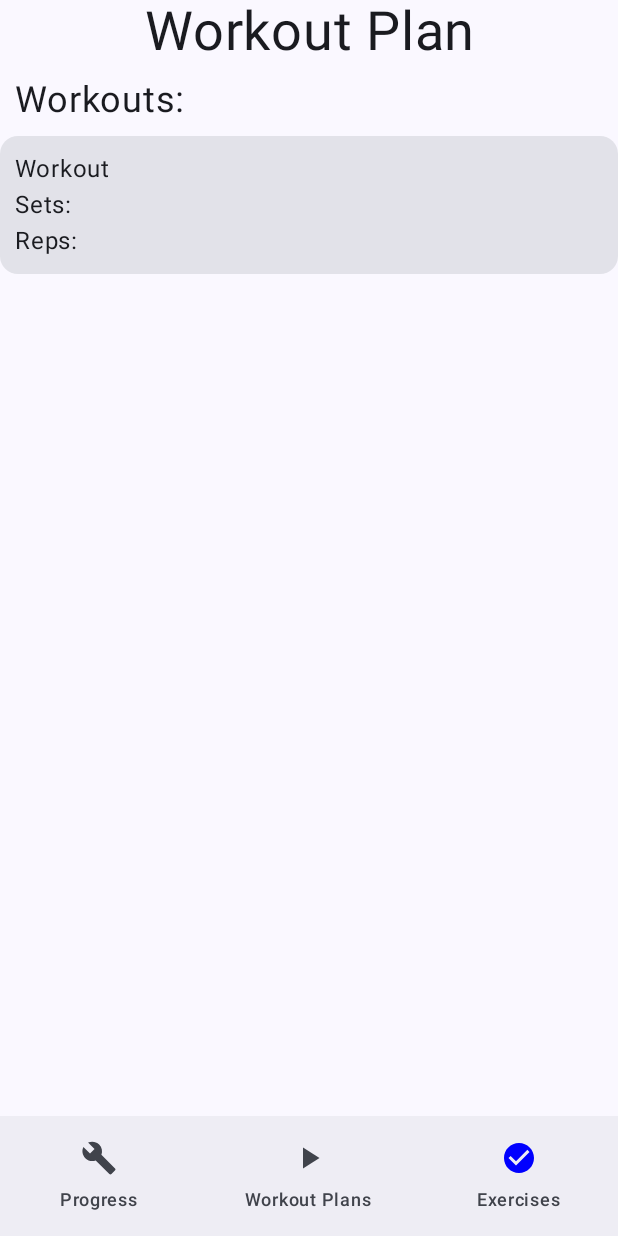
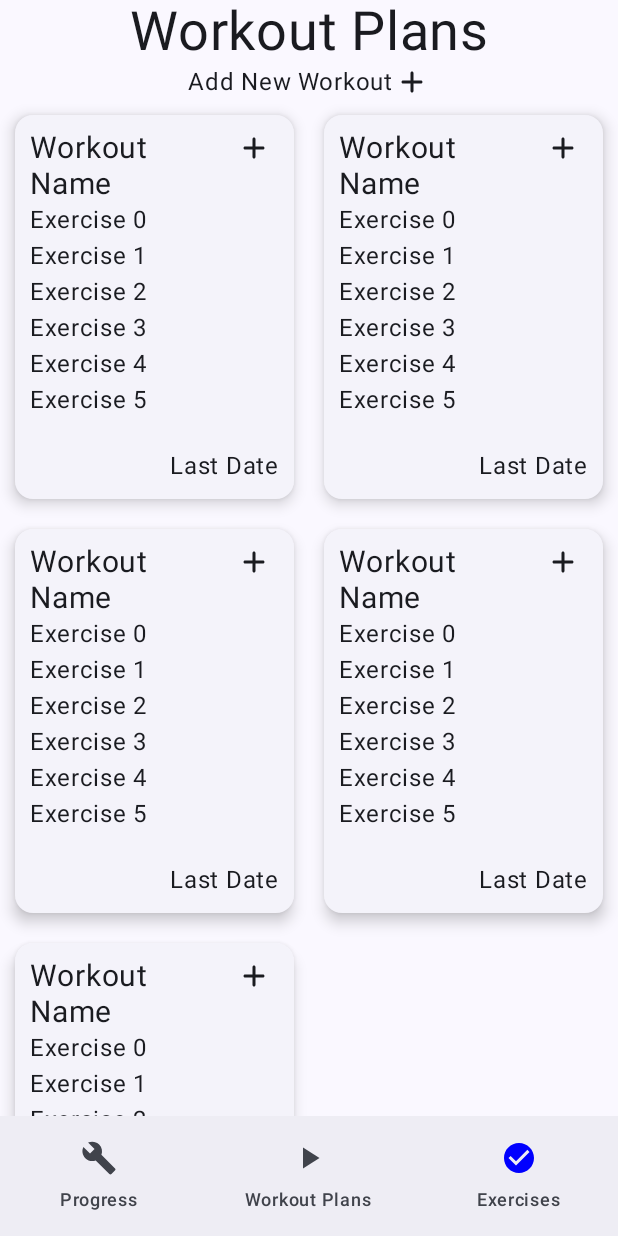
Before and after one commit to justakline/Fittrack-App, an Android app built with Jetpack Compose: the WorkoutPlanScreen screen opened through its navigation route, on a phone screen of 412 x 824 dp. Run offline under Robolectric (Android 15) with nearby library versions, the phone set to English and light mode, and no system bars.

Commit message:
Filled out rough idea of ExerciseListScreen, the popup, and the active workout screen

```diff
--- a/app/src/main/java/com/example/fittrack/ExerciseListScreen.kt
+++ b/app/src/main/java/com/example/fittrack/ExerciseListScreen.kt
@@ -17,6 +17,8 @@ import androidx.compose.foundation.layout.padding
 import androidx.compose.foundation.layout.width
 import androidx.compose.foundation.lazy.LazyColumn
 import androidx.compose.foundation.shape.RoundedCornerShape
+import androidx.compose.material.icons.Icons
+import androidx.compose.material.icons.rounded.Add
 import androidx.compose.material3.Text
 import androidx.compose.material3.*
 import androidx.compose.runtime.Composable
@@ -44,8 +46,10 @@ var search by remember { mutableStateOf("Search") }
 
 
     Column{
+        AddNewWorkout()
         Text(modifier = Modifier.fillMaxWidth(), text = "Exercises", fontSize = 36.sp, textAlign = TextAlign.Center)
         SearchBar(searchValue = search, changeSearchValue = {i -> search = i})
+
         Categories()
         Exercises(exercises)
 
@@ -53,6 +57,17 @@ Column{
 
 
 
+}
+
+@Composable
+fun AddNewWorkout(){
+    Box(modifier = Modifier.fillMaxWidth().padding( 8.dp), contentAlignment = Alignment.CenterStart){
+        Row( modifier = Modifier.clickable {/* TODO  adding new workouts*/  },horizontalArrangement = Arrangement.Center) {
+            Text(text = "New", color = Color.Blue)
+            Icon(Icons.Rounded.Add, contentDescription ="",tint = Color.Blue )
+        }
+
+    }
 }
 
 @OptIn(ExperimentalMaterial3Api::class)
@@ -111,7 +126,7 @@ fun createDropDown(title: String, expanded: Boolean, dropDownWidth : Dp, textSiz
         TextField(modifier = Modifier
             .clickable {}
             .menuAnchor()
-            .height(45.dp)
+            .height(55.dp)
             .padding(0.dp)
             .width(dropDownWidth),
             textStyle = TextStyle(fontSize = textSize, textAlign = TextAlign.Center),
@@ -169,14 +184,14 @@ fun ExerciseCard(exerciseName:String, bodyPart: String, exerciseType:String){
             modifier = Modifier.padding(10.dp),
             horizontalAlignment = Alignment.CenterHorizontally
         ){
-            Button(
-                onClick = { /*TODO*/ },
-                modifier = Modifier.fillMaxWidth(),
-            ) {
-                Spacer(modifier = Modifier.padding(bottom = 5.dp))
-                Text(text = "Add Workout")
-
-            }
+//            Button(
+//                onClick = { /*TODO*/ },
+//                modifier = Modifier.fillMaxWidth(),
+//            ) {
+//                Spacer(modifier = Modifier.padding(bottom = 5.dp))
+//                Text(text = "Add Workout")
+//
+//            }
         }
 
 
--- a/app/src/main/java/com/example/fittrack/WorkoutPlanScreen.kt
+++ b/app/src/main/java/com/example/fittrack/WorkoutPlanScreen.kt
@@ -1,13 +1,31 @@
 package com.example.fittrack
 
+import WorkoutPlanPopup
+import androidx.compose.foundation.clickable
+import androidx.compose.foundation.horizontalScroll
+import androidx.compose.foundation.layout.Arrangement
+import androidx.compose.foundation.layout.Box
 import androidx.compose.foundation.layout.Column
 import androidx.compose.foundation.layout.Row
 import androidx.compose.foundation.layout.fillMaxWidth
 import androidx.compose.foundation.layout.padding
-import androidx.compose.material3.Card
-import androidx.compose.material3.OutlinedTextField
+import androidx.compose.foundation.lazy.LazyColumn
+import androidx.compose.foundation.lazy.grid.GridCells
+import androidx.compose.foundation.lazy.grid.LazyHorizontalGrid
+import androidx.compose.foundation.lazy.grid.LazyVerticalGrid
+import androidx.compose.material.icons.Icons
+import androidx.compose.material.icons.rounded.Add
+import androidx.compose.material3.AlertDialog
+import androidx.compose.material3.CardDefaults
+import androidx.compose.material3.ElevatedCard
+import androidx.compose.material3.Icon
 import androidx.compose.material3.Text
 import androidx.compose.runtime.Composable
+import androidx.compose.runtime.getValue
+import androidx.compose.runtime.mutableStateOf
+import androidx.compose.runtime.remember
+import androidx.compose.runtime.setValue
+import androidx.compose.ui.Alignment
 import androidx.compose.ui.Modifier
 import androidx.compose.ui.text.style.TextAlign
 import androidx.compose.ui.unit.dp
@@ -16,44 +34,91 @@ import com.example.fittrack.models.Exercise
 
 @Composable
 fun WorkoutPlanScreen(exercises: MutableList<Exercise>){
-    Column {
-        Text(
-            modifier = Modifier.fillMaxWidth(),
-            text = "Workout Plan",
-            fontSize = 36.sp,
-            textAlign = TextAlign.Center
+    var popupClicked by remember {mutableStateOf(false)}
+    var currentlyWorkingOut by remember{ mutableStateOf(false) }
+
+    //This will popup a new window of a current workout
+    if(currentlyWorkingOut){
+        ActiveWorkoutScreen(exercises = exercises, {
+            popupClicked = false
+            currentlyWorkingOut = false})
+    }else {
+        if (popupClicked) {
+            WorkoutPlanPopup({ popupClicked = false }, {currentlyWorkingOut = true})
+        }
+        Column {
+            Text(
+                modifier = Modifier.fillMaxWidth(),
+                text = "Workout Plans",
+                fontSize = 36.sp,
+                textAlign = TextAlign.Center
             )
-        Row {
-            Text(
-                modifier = Modifier
-                    .fillMaxWidth()
-                    .padding(10.dp),
-                text = "Workouts:",
-                fontSize = 24.sp,
-                textAlign = TextAlign.Left)
-        }
-        WorkoutPlan()
-    }
+
+            Box(modifier = Modifier.fillMaxWidth(), contentAlignment = Alignment.Center) {
+                Row(
+                    modifier = Modifier.clickable {/* TODO  adding new workouts*/ },
+                    horizontalArrangement = Arrangement.Center
+                ) {
+                    Text(text = "Add New Workout")
+                    Icon(Icons.Rounded.Add, contentDescription = "",)
+                }
+
+            }
 
 
+            //List all of the workouts in a nx2 grid
+            LazyVerticalGrid(
+                columns = GridCells.Fixed(2), // Adjust the number of columns as needed
+                content = {
+                    items(5) { index ->
+                        WorkoutPlan({ popupClicked = true })
+                    }
+                }
+            )
+
+
+        }
+
+    }
 }
 
 @Composable
-fun WorkoutPlan(){
-    Card(
-        modifier = Modifier.fillMaxWidth()
-    ){
-        Column(
-            modifier = Modifier.padding(10.dp)
-        ) {
-            Text(text = "Workout")
-            Row {
-                Text(text = "Sets: ")
-            }
-            Row {
-                Text(text = "Reps: ")
+fun WorkoutPlan(popupClicked: () -> Unit){
+    /* TODO Using data from database to fill these in with real data*/
+    ElevatedCard( modifier = Modifier
+        .padding(10.dp)
+        .fillMaxWidth(0.4f), elevation = CardDefaults.cardElevation(defaultElevation = 6.dp)) {
+        //Use a row so that I can have the + icon in the top right corner
+        Row(){
+
+            //Separates the Card into a title, and then the categories on the bottem
+            Column(
+                modifier = Modifier
+                    .padding(10.dp)
+                    .weight(5f)
+            ) {
+                Text(text = "Workout Name", fontSize = 20.sp)
+                for (index in 0..5){
+                    Text(text = "Exercise ${index}")
+                 }
+
             }
 
+
+            Icon( Icons.Rounded.Add, contentDescription ="", modifier = Modifier
+                .padding(10.dp)
+                .weight(2f)
+                .clickable { popupClicked() } )
         }
+
+
+        Row (modifier = Modifier
+            .padding(10.dp)
+            .fillMaxWidth(), horizontalArrangement = Arrangement.End){
+            Text(text = "Last Date" )
+        }
+
+
     }
+
 }
```
Also changed, not shown: app/src/main/java/com/example/fittrack/ActiveWorkoutScreen.kt (added, +125 -0 lines), app/src/main/java/com/example/fittrack/WorkoutPlanPopup.kt (added, +41 -0 lines). Lines whose indentation alone changed are shown as unchanged.
